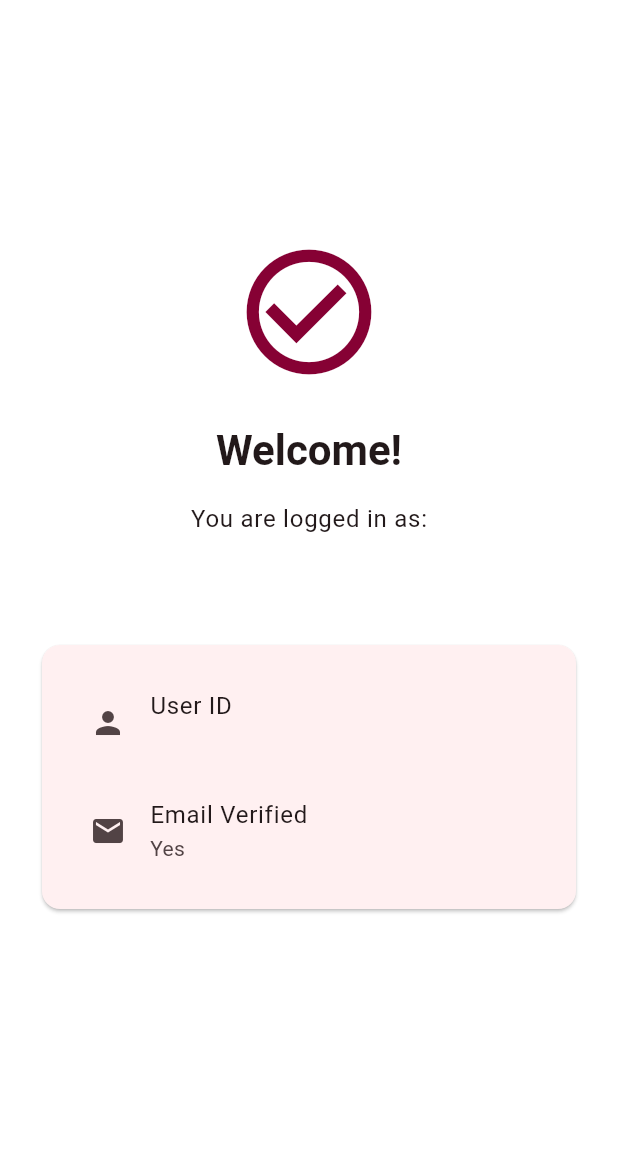
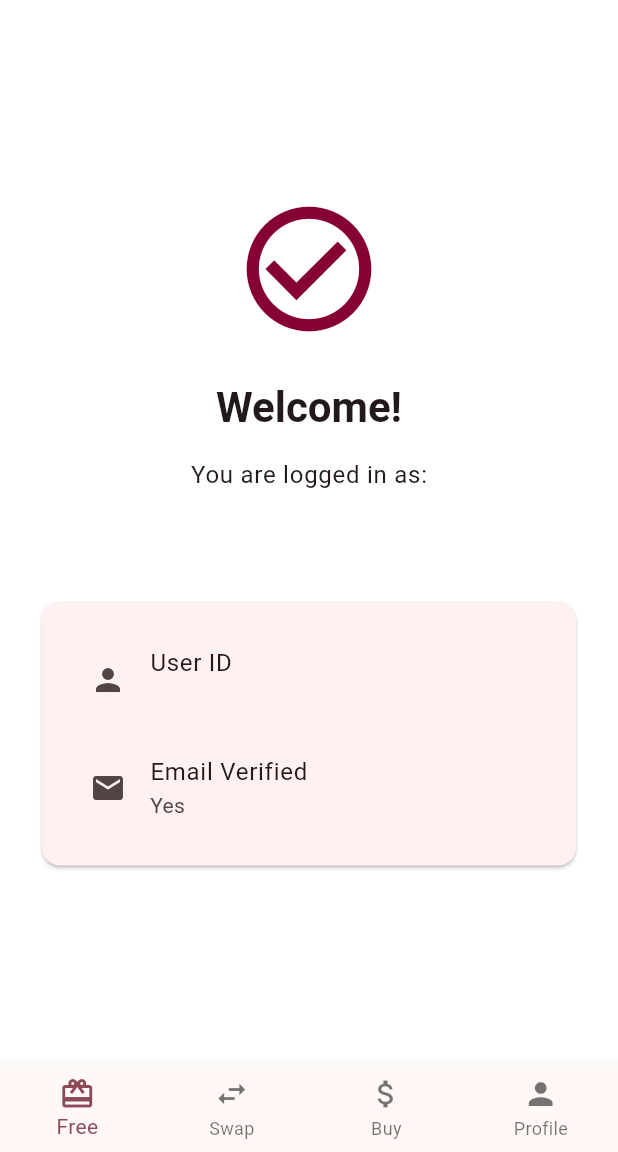
Before and after one commit to eggboixd/comp4768-mun-thrift-project, a Flutter app: the screen it shows once a user with an empty profile is signed in, on a phone screen of 412 x 824 dp, the part 84-1236 px from its top. Run offline on Flutter 3.47's test engine with Material 3 defaults, Android fonts, the phone set to English and light mode, and no system bars; our stand-ins replace firebase_auth, firebase_core, flutter_riverpod, go_router; accounts and stored records are empty.

Commit message:
Setup bottom nav bar with navigation to free, swap, and buy pages

```diff
--- a/lib/router.dart
+++ b/lib/router.dart
@@ -2,7 +2,7 @@ import 'package:go_router/go_router.dart';
 import 'package:flutter_riverpod/flutter_riverpod.dart';
 import 'screens/login_screen.dart';
 import 'screens/signup_screen.dart';
-import 'screens/home_screen.dart';
+import 'screens/item_list_screen.dart';
 import 'services/auth_service.dart';
 
 // GoRouter provider with auth redirect logic
@@ -24,7 +24,7 @@ final routerProvider = Provider<GoRouter>((ref) {
 
       // If logged in and on login/signup pages, redirect to home
       if (isLoggedIn && isLoggingIn) {
-        return '/home';
+        return '/free';
       }
 
       // No redirect needed
@@ -36,7 +36,16 @@ final routerProvider = Provider<GoRouter>((ref) {
         path: '/signup',
         builder: (context, state) => const SignupScreen(),
       ),
-      GoRoute(path: '/home', builder: (context, state) => const HomeScreen()),
+      // Main item list routes
+      // Matched routes for /free, /swap, /buy and passes itemType to ItemListScreen
+      GoRoute(
+        path: '/:type(free|swap|buy)',
+        builder: (context, state) {
+          final type = state.pathParameters['type'] ?? 'free';
+          return ItemListScreen(itemType: type);
+        },
+      ),
+      // GoRoute(path: '/profile', builder: (context, state) => const HomeScreen()),
     ],
   );
 });
--- /dev/null
+++ b/lib/screens/bottom_nav_bar.dart
@@ -0,0 +1,39 @@
+import 'package:flutter/material.dart';
+import 'package:go_router/go_router.dart';
+
+class BottomNavBar extends StatelessWidget {
+  final int currentIndex;
+  const BottomNavBar({Key? key, required this.currentIndex}) : super(key: key);
+
+  void _onTap(BuildContext context, int index) {
+    switch (index) {
+      case 0:
+        context.go('/free');
+        break;
+      case 1:
+        context.go('/swap');
+        break;
+      case 2:
+        context.go('/buy');
+        break;
+      case 3:
+        context.go('/profile');
+        break;
+    }
+  }
+
+  @override
+  Widget build(BuildContext context) {
+    return BottomNavigationBar(
+      type: BottomNavigationBarType.fixed,
+      currentIndex: currentIndex,
+      onTap: (index) => _onTap(context, index),
+      items: const [
+        BottomNavigationBarItem(icon: Icon(Icons.card_giftcard), label: 'Free'),
+        BottomNavigationBarItem(icon: Icon(Icons.swap_horiz), label: 'Swap'),
+        BottomNavigationBarItem(icon: Icon(Icons.attach_money), label: 'Buy'),
+        BottomNavigationBarItem(icon: Icon(Icons.person), label: 'Profile'),
+      ],
+    );
+  }
+}
--- a/lib/screens/home_screen.dart
+++ b/lib/screens/item_list_screen.dart
@@ -2,9 +2,11 @@ import 'package:flutter/material.dart';
 import 'package:flutter_riverpod/flutter_riverpod.dart';
 import 'package:go_router/go_router.dart';
 import '../services/auth_service.dart';
+import 'bottom_nav_bar.dart';
 
-class HomeScreen extends ConsumerWidget {
-  const HomeScreen({super.key});
+class ItemListScreen extends ConsumerWidget {
+  final String itemType;
+  const ItemListScreen({super.key, required this.itemType});
 
   @override
   Widget build(BuildContext context, WidgetRef ref) {
@@ -83,6 +85,10 @@ class HomeScreen extends ConsumerWidget {
           ),
         ),
       ),
+      bottomNavigationBar: BottomNavBar(
+        // Determine current index based on itemType
+        currentIndex: itemType == 'free' ? 0 : itemType == 'swap' ? 1 : 2,
+      ),
     );
   }
 }
```
Also changed, not shown: pubspec.lock.
